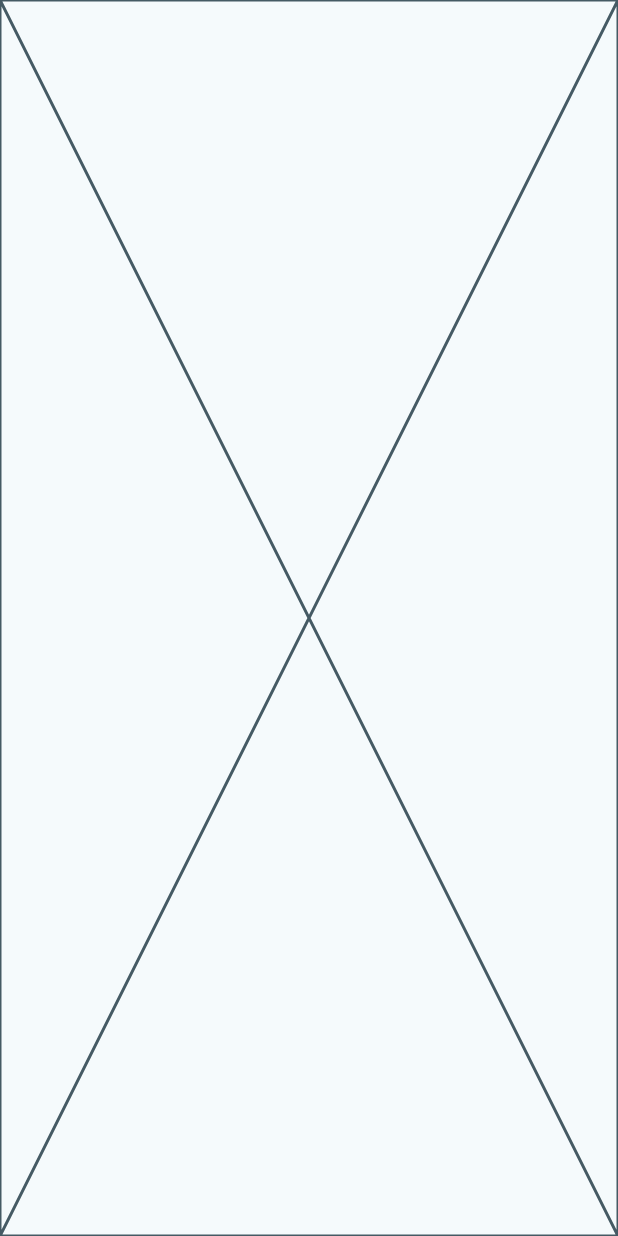
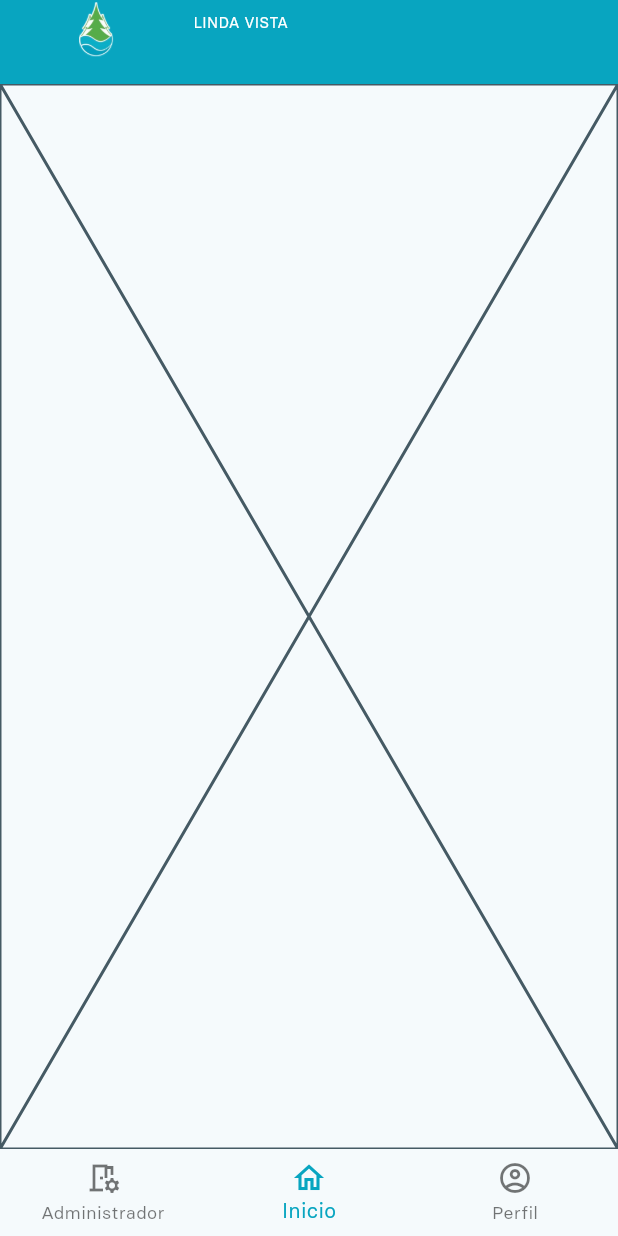
Before and after one commit to daniyyel7/h2o_admin_app, a Flutter app: the ListOrdersScreen screen opened by its route, on a phone screen of 412 x 824 dp. Run offline on Flutter 3.47's test engine with Material 3 defaults, Android fonts, the phone set to English and light mode, and no system bars; our stand-ins replace go_router.

Commit message:
sea agrega bottomnavigationbar

```diff
--- a/lib/presentation/screens/orders/list_orders_screen.dart
+++ b/lib/presentation/screens/orders/list_orders_screen.dart
@@ -1,4 +1,6 @@
 import 'package:flutter/material.dart';
+import 'package:h2o_admin_app/presentation/widgets/appBar/app_bar_widget.dart';
+import 'package:h2o_admin_app/presentation/widgets/bottomNavigatorBar/bottom_navigator_bar_widget.dart';
 
 class ListOrdersScreen extends StatelessWidget {
 
@@ -9,7 +11,9 @@ class ListOrdersScreen extends StatelessWidget {
   @override
   Widget build(BuildContext context) {
     return const Scaffold(
+      appBar: AppBarCustom(),
       body: Placeholder(),
+      bottomNavigationBar: BottomNavigatorBarCustom(),
     );
   }
 }
--- /dev/null
+++ b/lib/presentation/widgets/bottomNavigatorBar/bottom_navigator_bar_widget.dart
@@ -0,0 +1,67 @@
+import 'package:flutter/material.dart';
+import 'package:go_router/go_router.dart';
+
+class BottomNavigatorBarCustom extends StatefulWidget {
+  const BottomNavigatorBarCustom({
+    super.key,
+  });
+
+  @override
+  State<BottomNavigatorBarCustom> createState() =>
+      _BottomNavigatorBarCustomState();
+}
+
+class _BottomNavigatorBarCustomState extends State<BottomNavigatorBarCustom> {
+  int getCurrentIndex(BuildContext context) {
+    final String location = GoRouterState.of(context).uri.toString();
+
+    switch (location) {
+      case '/myorders':
+        return 0;
+      case '/':
+        return 1;
+      case '/login':
+        return 2;
+      default:
+        return 1;
+    }
+  }
+
+  void onItemTapped(BuildContext context, int index) {
+    switch (index) {
+      case 0:
+        context.goNamed('myorders_screen');
+        break;
+      case 1:
+        context.goNamed('home_screen');
+        break;
+      case 2:
+        context.goNamed('login_screen');
+        break;
+    }
+  }
+
+  @override
+  Widget build(BuildContext context) {
+    return BottomNavigationBar(
+      elevation: 0,
+      currentIndex: getCurrentIndex(context),
+      onTap: (value) => onItemTapped(context, value),
+      items: const <BottomNavigationBarItem>[
+        BottomNavigationBarItem(
+            icon: Icon(Icons.room_preferences_outlined),
+            label: 'Administrador',
+            backgroundColor: Color(0xFF08A5C0)),
+        BottomNavigationBarItem(
+          icon: Icon(Icons.home_outlined),
+          label: 'Inicio',
+        ),
+        BottomNavigationBarItem(
+          icon: Icon(Icons.account_circle_outlined),
+          label: 'Perfil',
+        ),
+      ],
+      selectedItemColor: const Color(0xFF08A5C0),
+    );
+  }
+}
```
Also changed, not shown: lib/presentation/widgets/appBar/app_bar_widget.dart (+8 -32 lines).
